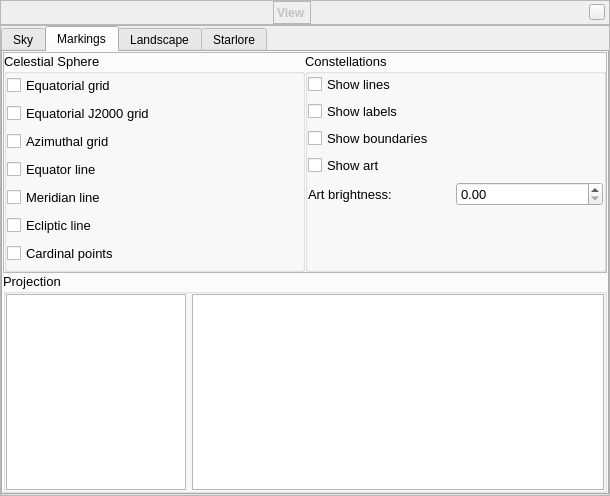
Qt form src/gui/viewDialog.ui (519984307/stellarium_src) before a commit.
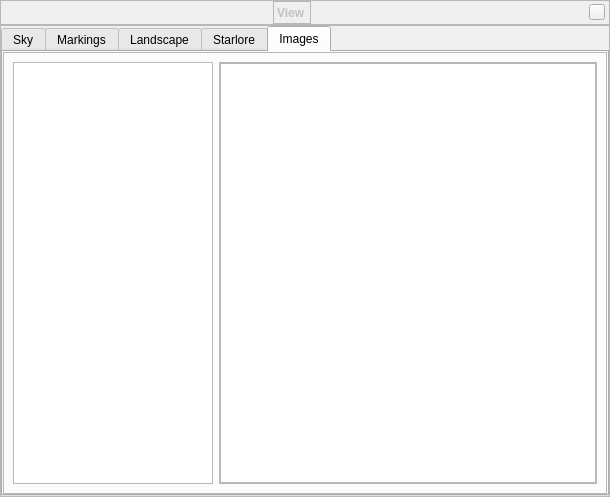
The same form after that commit. Icons and pictures are not drawn. Custom widgets are drawn as their Qt base class.

Commit message: Started GUI for image management.

Diff of the .ui file:
```diff
--- a/src/gui/viewDialog.ui
+++ b/src/gui/viewDialog.ui
@@ -6,7 +6,7 @@
     <x>0</x>
     <y>0</y>
     <width>610</width>
-    <height>496</height>
+    <height>497</height>
    </rect>
   </property>
   <property name="font" >
@@ -250,7 +250,7 @@
          <enum>QTabWidget::Rounded</enum>
         </property>
         <property name="currentIndex" >
-         <number>1</number>
+         <number>4</number>
         </property>
         <property name="iconSize" >
          <size>
@@ -1506,6 +1506,68 @@
           </item>
          </layout>
         </widget>
+        <widget class="QWidget" name="tabImages" >
+         <attribute name="title" >
+          <string>Images</string>
+         </attribute>
+         <attribute name="icon" >
+          <iconset resource="../../data/mainRes.qrc" >
+           <normaloff>:/graphicGui/gui/btDSS-off.png</normaloff>:/graphicGui/gui/btDSS-off.png</iconset>
+         </attribute>
+         <layout class="QGridLayout" name="gridLayout" >
+          <property name="margin" >
+           <number>0</number>
+          </property>
+          <item row="0" column="0" >
+           <widget class="QFrame" name="frame_13" >
+            <property name="frameShape" >
+             <enum>QFrame::StyledPanel</enum>
+            </property>
+            <property name="frameShadow" >
+             <enum>QFrame::Raised</enum>
+            </property>
+            <layout class="QHBoxLayout" name="horizontalLayout" >
+             <item>
+              <widget class="QTreeWidget" name="treeWidget" >
+               <property name="maximumSize" >
+                <size>
+                 <width>200</width>
+                 <height>16777215</height>
+                </size>
+               </property>
+               <property name="headerHidden" >
+                <bool>true</bool>
+               </property>
+               <column>
+                <property name="text" >
+                 <string>1</string>
+                </property>
+               </column>
+              </widget>
+             </item>
+             <item>
+              <widget class="QFrame" name="frame_14" >
+               <property name="frameShape" >
+                <enum>QFrame::StyledPanel</enum>
+               </property>
+               <property name="frameShadow" >
+                <enum>QFrame::Raised</enum>
+               </property>
+               <layout class="QVBoxLayout" name="verticalLayout_7" >
+                <property name="margin" >
+                 <number>0</number>
+                </property>
+                <item>
+                 <widget class="QTextBrowser" name="textBrowser" />
+                </item>
+               </layout>
+              </widget>
+             </item>
+            </layout>
+           </widget>
+          </item>
+         </layout>
+        </widget>
        </widget>
       </item>
      </layout>
```
The commit also changes 1 other file.
